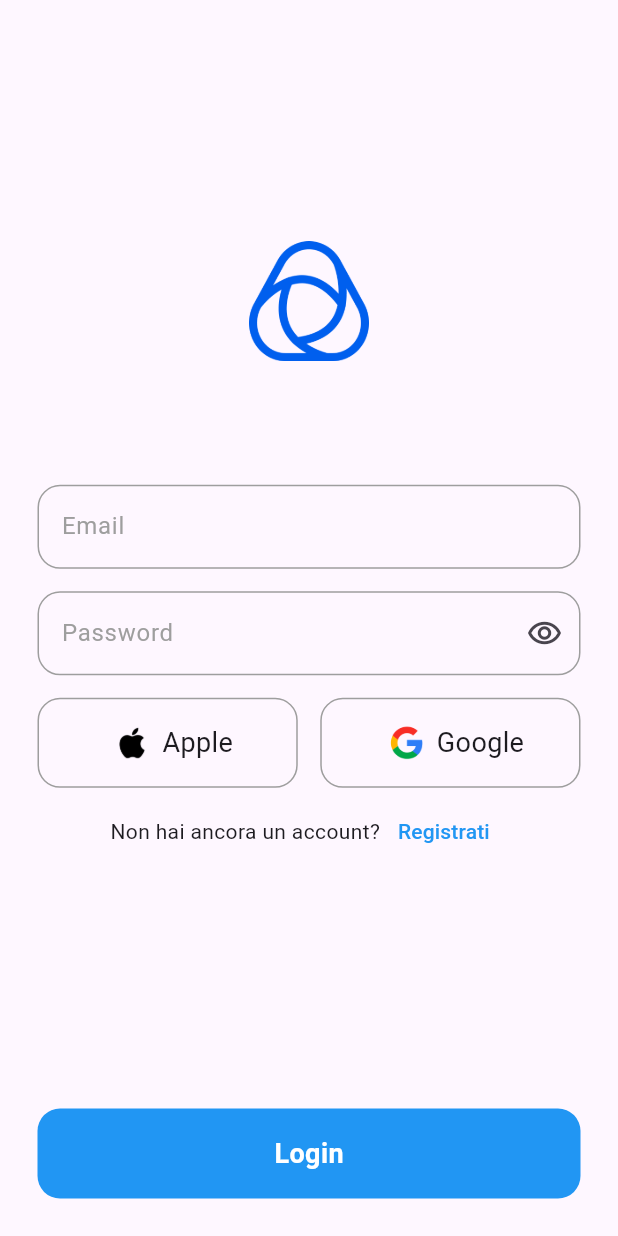
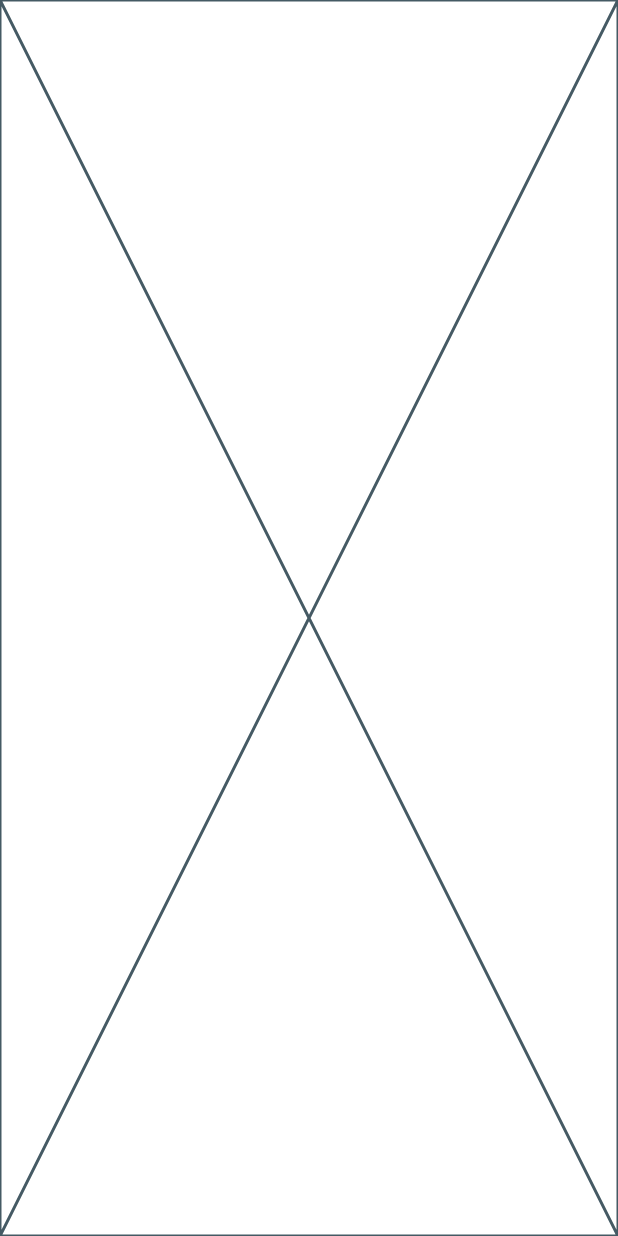
Before and after one commit to fahadyousafxi/usmanfluttertask, a Flutter app: the screen it shows after launch, after a tap on "Login", on a phone screen of 412 x 824 dp. Run offline on Flutter 3.47's test engine with Material 2 defaults, Android fonts, the light colour scheme and no system bars; our stand-ins replace get.

Commit message:
commit no# 8

```diff
--- a/lib/ui/login_page.dart
+++ b/lib/ui/login_page.dart
@@ -1,6 +1,7 @@
 import 'package:flutter/material.dart';
 import 'package:get/get.dart';
 import 'package:usmanfluttertask/ui/register_page.dart';
+import 'package:usmanfluttertask/ui/save_itesms_page.dart';
 import 'package:usmanfluttertask/widgets/big_button.dart';
 import 'package:usmanfluttertask/widgets/custom_text_field.dart';
 import 'package:usmanfluttertask/widgets/social_login_button.dart';
@@ -69,8 +70,11 @@ class _LoginPageState extends State<LoginPage> {
           ),
         ),
       ),
-      bottomNavigationBar: const BigButton(
+      bottomNavigationBar: BigButton(
         txt: 'Login',
+        onTap: () {
+          Get.to(const SaveItemsPage());
+        },
       ),
     );
   }
--- a/lib/ui/save_itesms_page.dart
+++ b/lib/ui/save_itesms_page.dart
@@ -0,0 +1,15 @@
+import 'package:flutter/material.dart';
+
+class SaveItemsPage extends StatefulWidget {
+  const SaveItemsPage({super.key});
+
+  @override
+  State<SaveItemsPage> createState() => _SaveItemsPageState();
+}
+
+class _SaveItemsPageState extends State<SaveItemsPage> {
+  @override
+  Widget build(BuildContext context) {
+    return const Placeholder();
+  }
+}
--- a/lib/widgets/big_button.dart
+++ b/lib/widgets/big_button.dart
@@ -1,8 +1,9 @@
 import 'package:flutter/material.dart';
 
 class BigButton extends StatelessWidget {
+  final VoidCallback? onTap;
   final String? txt;
-  const BigButton({super.key, required this.txt});
+  const BigButton({super.key, required this.txt, required this.onTap});
 
   @override
   Widget build(BuildContext context) {
@@ -11,7 +12,7 @@ class BigButton extends StatelessWidget {
       child: SafeArea(
         child: Material(
           child: InkWell(
-            onTap: () {},
+            onTap: onTap,
             child: Container(
               height: 60,
               decoration: BoxDecoration(
```
Also changed, not shown: lib/ui/register_page.dart (+9 -2 lines).
